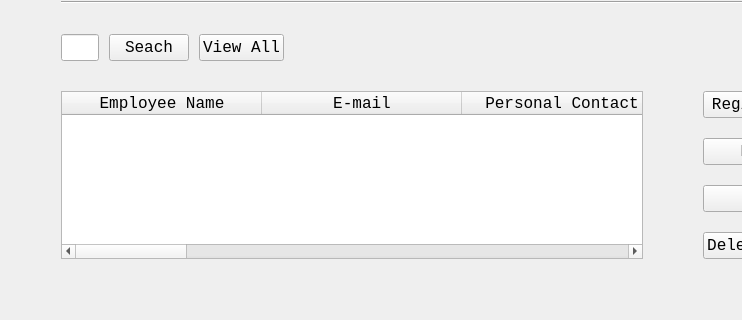
The window that EmployeeUI.ui (ASNaeem/Simple-VCMS) describes before a commit, drawn with Qt 5; both pictures show x 0 to 742 and y 604 to 924 of the 945 by 924 pixel window.
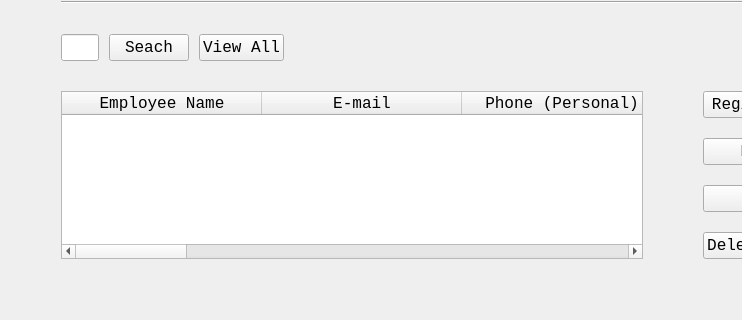
The same window after the commit.

The edit to the form file:
```diff
--- a/EmployeeUI.ui
+++ b/EmployeeUI.ui
@@ -874,12 +874,12 @@
            </column>
            <column>
             <property name="text">
-             <string>Personal Contact</string>
+             <string>Phone (Personal)</string>
             </property>
            </column>
            <column>
             <property name="text">
-             <string>Home</string>
+             <string>Phone (Home)</string>
             </property>
            </column>
            <column>
```
